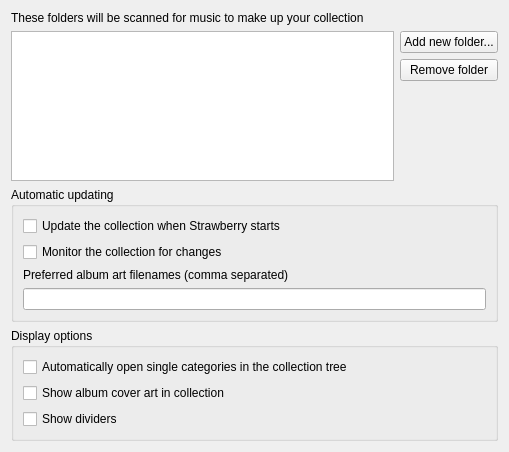
This is src/settings/collectionsettingspage.ui in strawberrymusicplayer/strawberry as Qt 5 draws it before an edit. The edited form follows.
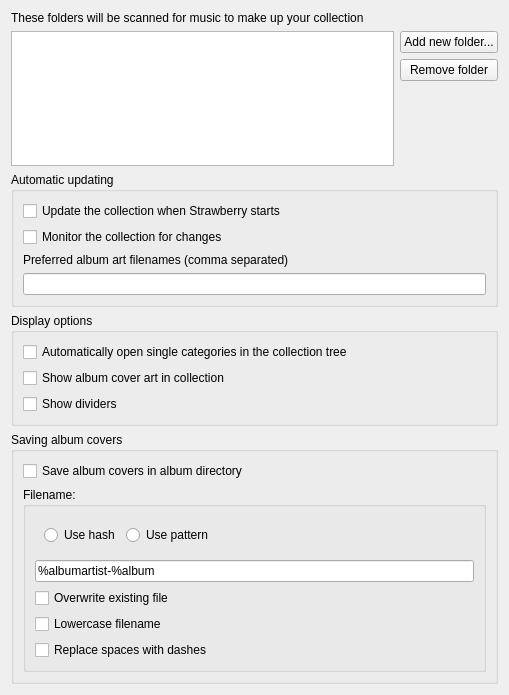
This is the edited form.

Commit message: Add option to save album cover in album directory

```diff
--- a/src/settings/collectionsettingspage.ui
+++ b/src/settings/collectionsettingspage.ui
@@ -7,7 +7,7 @@
     <x>0</x>
     <y>0</y>
     <width>509</width>
-    <height>452</height>
+    <height>695</height>
    </rect>
   </property>
   <property name="windowTitle">
@@ -140,6 +140,92 @@
      </layout>
     </widget>
    </item>
+   <item>
+    <widget class="QGroupBox" name="groupbox_albumcovers">
+     <property name="title">
+      <string>Saving album covers</string>
+     </property>
+     <layout class="QVBoxLayout" name="verticalLayout_5">
+      <item>
+       <widget class="QCheckBox" name="checkbox_cover_album_dir">
+        <property name="text">
+         <string>Save album covers in album directory</string>
+        </property>
+       </widget>
+      </item>
+      <item>
+       <widget class="QGroupBox" name="groupbox_cover_filename">
+        <property name="title">
+         <string>Filename:</string>
+        </property>
+        <layout class="QVBoxLayout" name="verticalLayout_6">
+         <item>
+          <widget class="QWidget" name="groupbox_buttons" native="true">
+           <layout class="QHBoxLayout" name="horizontalLayout_3">
+            <item>
+             <widget class="QRadioButton" name="radiobutton_cover_hash">
+              <property name="text">
+               <string>Use hash</string>
+              </property>
+             </widget>
+            </item>
+            <item>
+             <widget class="QRadioButton" name="radiobutton_cover_pattern">
+              <property name="text">
+               <string>Use pattern</string>
+              </property>
+             </widget>
+            </item>
+            <item>
+             <spacer name="spacer_cover_filename_bttons">
+              <property name="orientation">
+               <enum>Qt::Horizontal</enum>
+              </property>
+              <property name="sizeHint" stdset="0">
+               <size>
+                <width>40</width>
+                <height>20</height>
+               </size>
+              </property>
+             </spacer>
+            </item>
+           </layout>
+          </widget>
+         </item>
+         <item>
+          <widget class="QLineEdit" name="lineedit_cover_pattern">
+           <property name="text">
+            <string>%albumartist-%album</string>
+           </property>
+          </widget>
+         </item>
+         <item>
+          <widget class="QCheckBox" name="checkbox_cover_overwrite">
+           <property name="text">
+            <string>Overwrite existing file</string>
+           </property>
+          </widget>
+         </item>
+         <item>
+          <widget class="QCheckBox" name="checkbox_cover_lowercase">
+           <property name="text">
+            <string>Lowercase filename</string>
+           </property>
+          </widget>
+         </item>
+         <item>
+          <widget class="QCheckBox" name="checkbox_cover_replace_spaces">
+           <property name="text">
+            <string>Replace spaces with dashes</string>
+           </property>
+          </widget>
+         </item>
+        </layout>
+       </widget>
+      </item>
+     </layout>
+    </widget>
+   </item>
   </layout>
  </widget>
  <tabstops>
```
Left out of the diff: 14 changed lines with no effect on the pictures. The commit also changes 8 other files.
